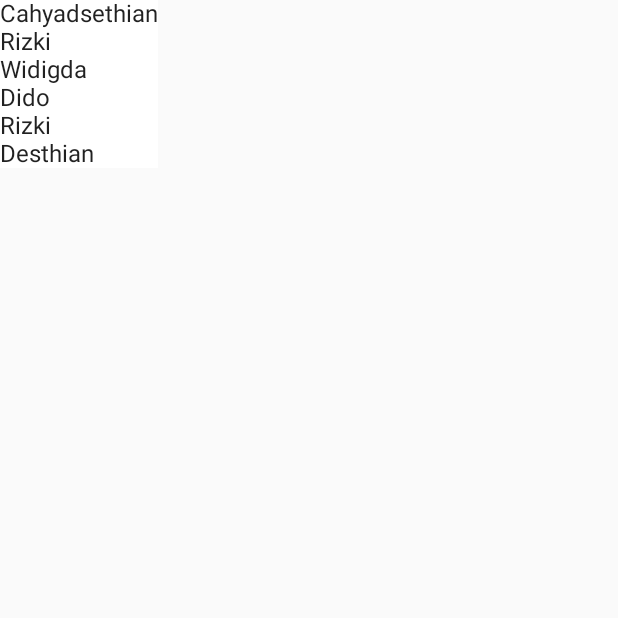
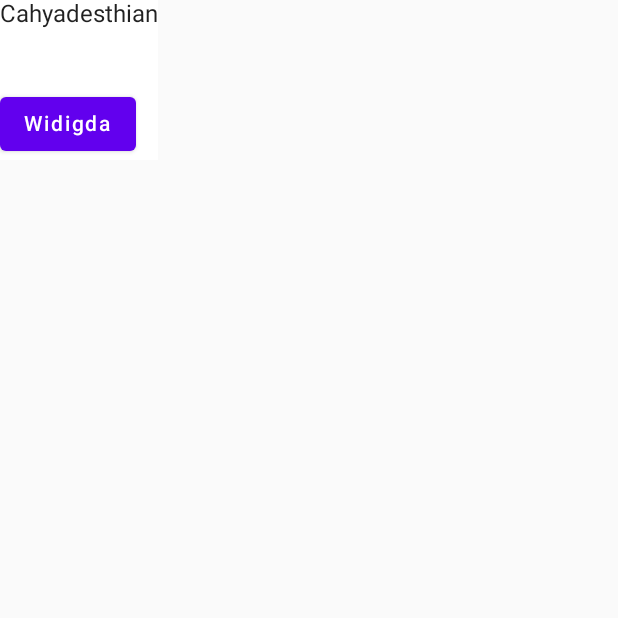
Before and after one commit to widigdacahya/NewsAppCompose_UPNVJ, an Android app built with Jetpack Compose: the screen it shows after launch (MainActivity), on a phone screen of 412 x 824 dp, the top half of it. Run offline under Robolectric (Android 15) with nearby library versions, the phone set to English and light mode, and no system bars.

Commit message:
spacer column

```diff
--- a/first/app/src/main/java/com/cahyadesthian/introcompose/MainActivity.kt
+++ b/first/app/src/main/java/com/cahyadesthian/introcompose/MainActivity.kt
@@ -1,6 +1,7 @@
 package com.cahyadesthian.introcompose
 
 import android.os.Bundle
+import android.widget.Space
 import androidx.activity.ComponentActivity
 import androidx.activity.compose.setContent
 import androidx.compose.foundation.Image
@@ -36,12 +37,11 @@ class MainActivity : ComponentActivity() {
                     // Pascal Case untuk nama component -> besar di awal misal FirstName
                     // camelCase untuk attribut
 
-                    val names = listOf("Cahyadsethian","Rizki","Widigda","Dido","Rizki","Desthian")
-
-
-                    LazyColumn() {
-                        items(names.size) { index ->
-                            Text(names[index])
+                    Column {
+                        Text(text = "Cahyadesthian")
+                        Spacer(modifier = Modifier.height(40.dp))
+                        Button(onClick = {  }) {
+                            Text(text = "Widigda")
                         }
                     }
 
```
